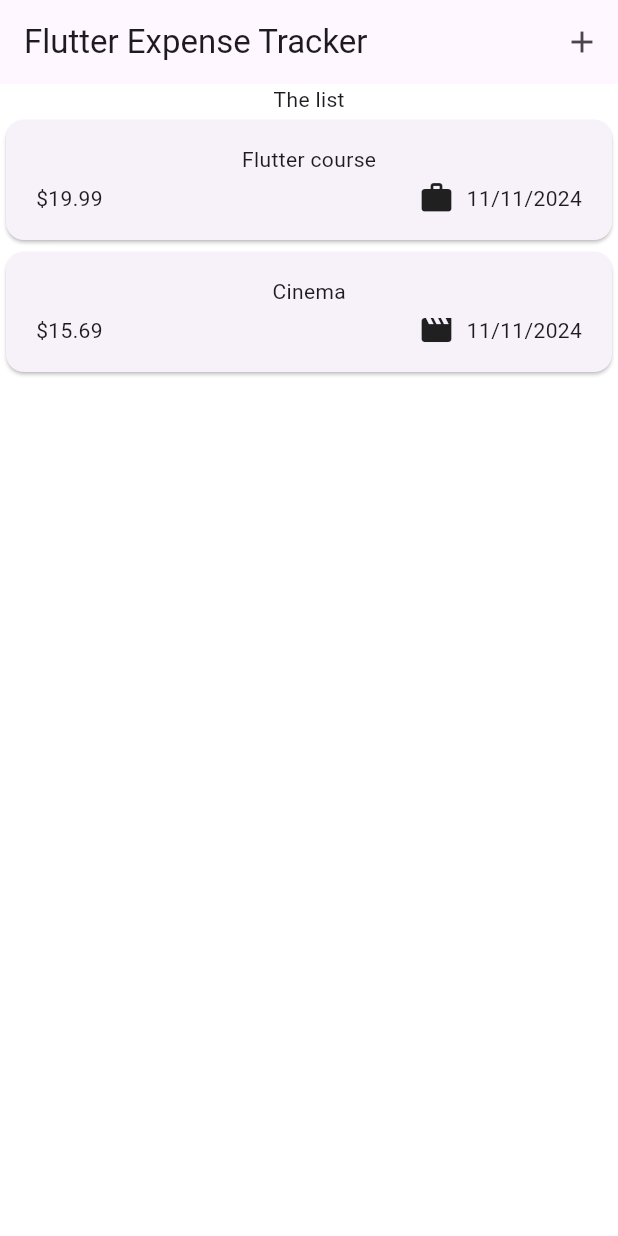
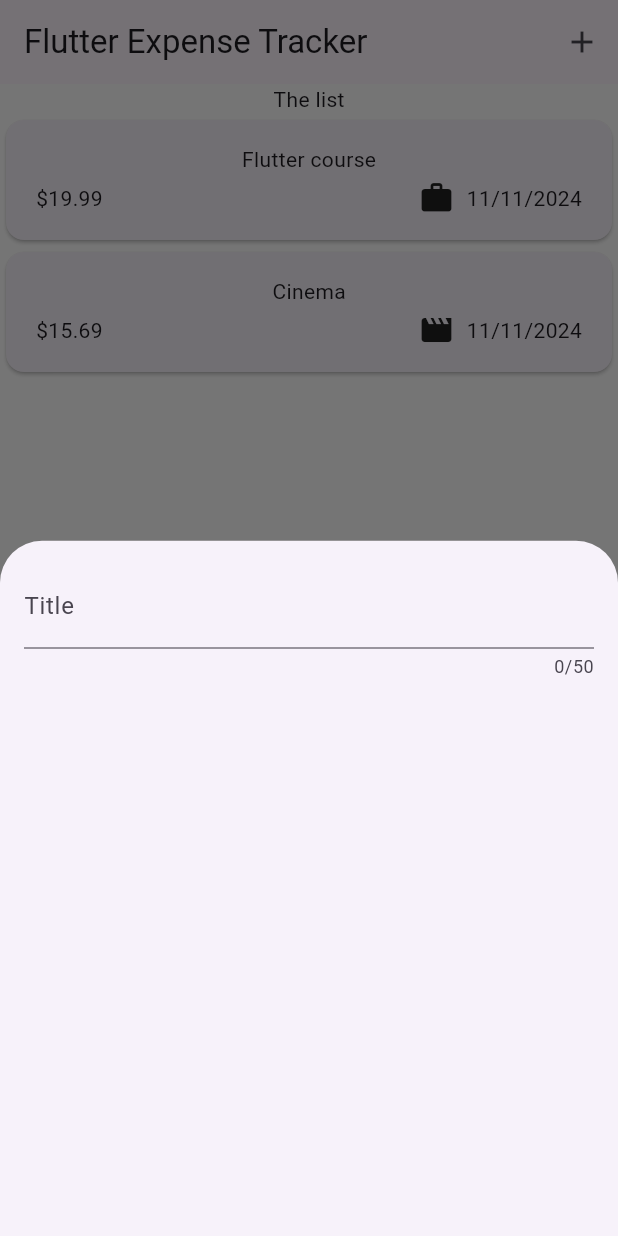
Before and after one commit to swapnilgt/flutter, a Flutter app: the screen it shows after launch, after a tap on the "add" icon, on a phone screen of 412 x 824 dp. Run offline on Flutter 3.47's test engine with Material 3 defaults, Android fonts, the phone set to English and light mode, and no system bars; our stand-ins replace google_fonts.

Commit message:
adding input text widget

```diff
--- a/expense_tracker/lib/ui/expenses.dart
+++ b/expense_tracker/lib/ui/expenses.dart
@@ -1,6 +1,7 @@
 import 'package:expense_tracker/data/dummy_expenese.dart';
 import 'package:expense_tracker/ui/app_background.dart';
 import 'package:expense_tracker/ui/expenses_list/expenses_list.dart';
+import 'package:expense_tracker/ui/new_expense/new_expense.dart';
 import 'package:flutter/material.dart';
 
 class Expenses extends StatefulWidget {
@@ -18,6 +19,15 @@ class _ExpenseState extends State<Expenses> {
   void initState() {
     activeScreen = 'start-screen';
     super.initState();
+  }
+
+  void _openAddExpenseOverlay() {
+    showModalBottomSheet(
+      context: context,
+      builder: (ctx) {
+        return NewExpense();
+      },
+    );
   }
 
   @override
@@ -38,7 +48,7 @@ class _ExpenseState extends State<Expenses> {
         title: const Text('Flutter Expense Tracker'),
         actions: [
           IconButton(
-            onPressed: () {},
+            onPressed: _openAddExpenseOverlay,
             icon: const Icon(Icons.add),
           )
         ],
--- /dev/null
+++ b/expense_tracker/lib/ui/new_expense/new_expense.dart
@@ -0,0 +1,30 @@
+import 'package:flutter/material.dart';
+
+class NewExpense extends StatefulWidget {
+  const NewExpense({super.key});
+
+  @override
+  State<StatefulWidget> createState() {
+    return _NewExpenseState();
+  }
+}
+
+class _NewExpenseState extends State<NewExpense> {
+  @override
+  Widget build(BuildContext context) {
+    return Padding(
+      padding: const EdgeInsets.all(16),
+      child: Column(
+        children: [
+          TextField(
+            maxLength: 50,
+            keyboardType: TextInputType.text,
+            decoration: InputDecoration(
+              label: Text('Title'),
+            ),
+          ),
+        ],
+      ),
+    );
+  }
+}
```
